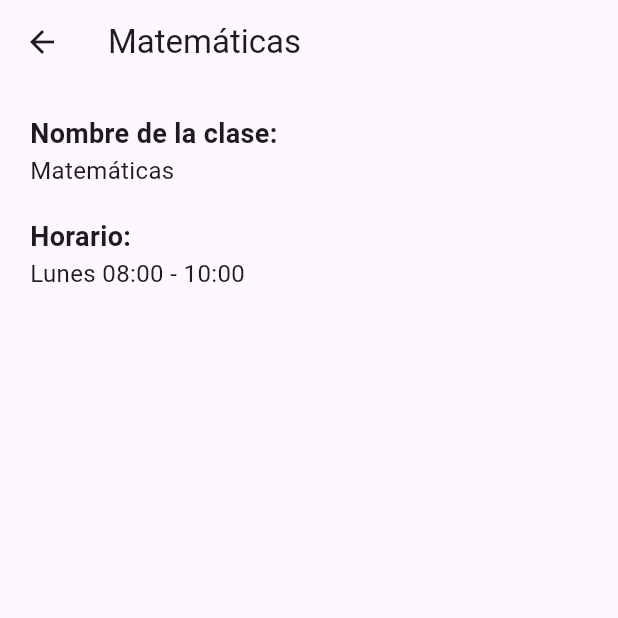
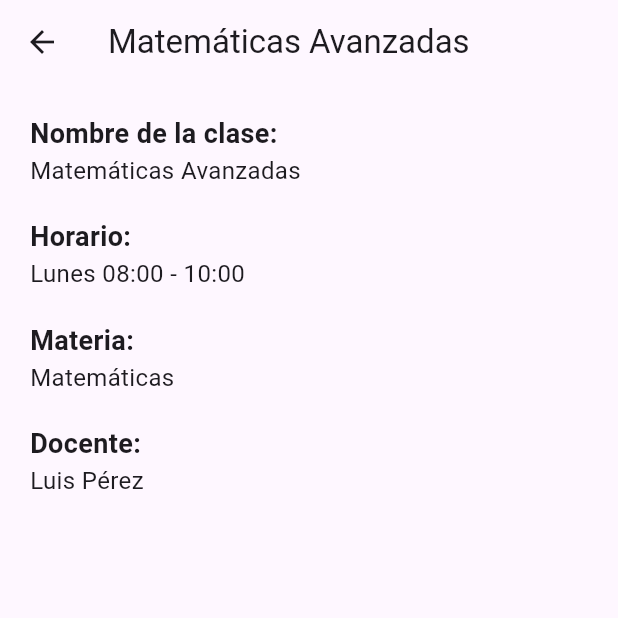
Before and after one commit to FredyNotAvailable/programacion_movil, a Flutter app: the screen it shows after launch, after a tap on the "arrow forward ios" icon, on a phone screen of 412 x 824 dp, the top half of it. Run offline on Flutter 3.47's test engine with Material 3 defaults, Android fonts, the light colour scheme and no system bars.

Commit message:
5Final
Final

```diff
--- a/Parcial 1/Evaluacion/tutor_connect/lib/main.dart
+++ b/Parcial 1/Evaluacion/tutor_connect/lib/main.dart
@@ -11,6 +11,7 @@ class TutorConnectApp extends StatelessWidget {
   @override
   Widget build(BuildContext context) {
     return MaterialApp(
+      debugShowCheckedModeBanner: false,
       title: 'TutorConnect',
       theme: ThemeData(
         primarySwatch: Colors.blue,
--- /dev/null
+++ b/Parcial 1/Evaluacion/tutor_connect/lib/models/clase.dart
@@ -0,0 +1,13 @@
+import 'materia.dart';
+
+class Clase {
+  final String nombre;
+  final String horario;
+  final Materia materia;
+
+  Clase({
+    required this.nombre,
+    required this.horario,
+    required this.materia,
+  });
+}
--- /dev/null
+++ b/Parcial 1/Evaluacion/tutor_connect/lib/models/docente.dart
@@ -0,0 +1,5 @@
+class Docente {
+  final String nombre;
+
+  Docente({required this.nombre});
+}
--- /dev/null
+++ b/Parcial 1/Evaluacion/tutor_connect/lib/models/materia.dart
@@ -0,0 +1,8 @@
+import 'docente.dart';
+
+class Materia {
+  final String nombre;
+  final Docente docente;
+
+  Materia({required this.nombre, required this.docente});
+}
--- a/Parcial 1/Evaluacion/tutor_connect/lib/models/tutoria.dart
+++ b/Parcial 1/Evaluacion/tutor_connect/lib/models/tutoria.dart
@@ -1,7 +1,14 @@
+import 'package:tutor_connect/models/materia.dart';
+import 'package:tutor_connect/models/docente.dart';
+
 class Tutoria {
-  final String materia;
-  final String docente;
+  final Materia materia;
+  final Docente docente;
   final DateTime fecha;
 
-  Tutoria({required this.materia, required this.docente, required this.fecha});
+  Tutoria({
+    required this.materia,
+    required this.docente,
+    required this.fecha,
+  });
 }
--- a/Parcial 1/Evaluacion/tutor_connect/lib/screens/agregar_clase_screen.dart
+++ b/Parcial 1/Evaluacion/tutor_connect/lib/screens/agregar_clase_screen.dart
@@ -1,9 +1,15 @@
 import 'package:flutter/material.dart';
+import '../models/materia.dart';  // Ajusta la ruta según tu proyecto
 
 class AgregarClaseScreen extends StatefulWidget {
-  final Function(String, String) onAgregar;
+  final Function(String nombreClase, String horario, Materia materia) onAgregar;
+  final List<Materia> materiasDisponibles;
 
-  const AgregarClaseScreen({super.key, required this.onAgregar});
+  const AgregarClaseScreen({
+    super.key,
+    required this.onAgregar,
+    required this.materiasDisponibles,
+  });
 
   @override
   State<AgregarClaseScreen> createState() => _AgregarClaseScreenState();
@@ -14,9 +20,21 @@ class _AgregarClaseScreenState extends State<AgregarClaseScreen> {
   final TextEditingController _nombreController = TextEditingController();
   final TextEditingController _horarioController = TextEditingController();
 
+  Materia? _materiaSeleccionada;
+
   void _submit() {
     if (_formKey.currentState!.validate()) {
-      widget.onAgregar(_nombreController.text, _horarioController.text);
+      if (_materiaSeleccionada == null) {
+        ScaffoldMessenger.of(context).showSnackBar(
+          const SnackBar(content: Text('Por favor selecciona una materia')),
+        );
+        return;
+      }
+      widget.onAgregar(
+        _nombreController.text,
+        _horarioController.text,
+        _materiaSeleccionada!,
+      );
       Navigator.pop(context);
     }
   }
@@ -40,9 +58,30 @@ class _AgregarClaseScreenState extends State<AgregarClaseScreen> {
           key: _formKey,
           child: Column(
             children: [
+              DropdownButtonFormField<Materia>(
+                decoration: const InputDecoration(
+                  labelText: 'Materia',
+                  border: OutlineInputBorder(),
+                ),
+                items: widget.materiasDisponibles.map((materia) {
+                  return DropdownMenuItem<Materia>(
+                    value: materia,
+                    child: Text(materia.nombre),
+                  );
+                }).toList(),
+                onChanged: (Materia? value) {
+                  setState(() {
+                    _materiaSeleccionada = value;
+                  });
+                },
+                validator: (value) =>
+                    value == null ? 'Por favor selecciona una materia' : null,
+              ),
+              const SizedBox(height: 16),
               TextFormField(
                 controller: _nombreController,
-                decoration: const InputDecoration(labelText: 'Nombre de la clase'),
+                decoration:
+                    const InputDecoration(labelText: 'Nombre de la clase'),
                 validator: (value) {
                   if (value == null || value.isEmpty) {
                     return 'Por favor ingresa el nombre de la clase';
@@ -50,6 +89,7 @@ class _AgregarClaseScreenState extends State<AgregarClaseScreen> {
                   return null;
                 },
               ),
+              const SizedBox(height: 16),
               TextFormField(
                 controller: _horarioController,
                 decoration: const InputDecoration(labelText: 'Horario'),
--- a/Parcial 1/Evaluacion/tutor_connect/lib/screens/clase_detail_screen.dart
+++ b/Parcial 1/Evaluacion/tutor_connect/lib/screens/clase_detail_screen.dart
@@ -1,17 +1,16 @@
 import 'package:flutter/material.dart';
-
+import '../models/clase.dart';  // Ajusta la ruta según tu estructura
 
 class ClaseDetailScreen extends StatelessWidget {
-  final String nombre;
-  final String horario;
+  final Clase clase;
 
-  const ClaseDetailScreen({super.key, required this.nombre, required this.horario});
+  const ClaseDetailScreen({super.key, required this.clase});
 
   @override
   Widget build(BuildContext context) {
     return Scaffold(
       appBar: AppBar(
-        title: Text(nombre),
+        title: Text(clase.nombre),
       ),
       body: Padding(
         padding: const EdgeInsets.all(20),
@@ -22,14 +21,25 @@ class ClaseDetailScreen extends StatelessWidget {
               'Nombre de la clase:',
               style: TextStyle(fontWeight: FontWeight.bold, fontSize: 18),
             ),
-            Text(nombre, style: const TextStyle(fontSize: 16)),
+            Text(clase.nombre, style: const TextStyle(fontSize: 16)),
             const SizedBox(height: 20),
             Text(
               'Horario:',
               style: TextStyle(fontWeight: FontWeight.bold, fontSize: 18),
             ),
-            Text(horario, style: const TextStyle(fontSize: 16)),
-            // Aquí puedes agregar más detalles después
+            Text(clase.horario, style: const TextStyle(fontSize: 16)),
+            const SizedBox(height: 20),
+            Text(
+              'Materia:',
+              style: TextStyle(fontWeight: FontWeight.bold, fontSize: 18),
+            ),
+            Text(clase.materia.nombre, style: const TextStyle(fontSize: 16)),
+            const SizedBox(height: 20),
+            Text(
+              'Docente:',
+              style: TextStyle(fontWeight: FontWeight.bold, fontSize: 18),
+            ),
+            Text(clase.materia.docente.nombre, style: const TextStyle(fontSize: 16)),
           ],
         ),
       ),
--- a/Parcial 1/Evaluacion/tutor_connect/lib/screens/clase_list_screen.dart
+++ b/Parcial 1/Evaluacion/tutor_connect/lib/screens/clase_list_screen.dart
@@ -1,7 +1,9 @@
 import 'package:flutter/material.dart';
-import 'agregar_clase_screen.dart'; // Asegúrate de tener este archivo creado
-import 'clase_detail_screen.dart'; // Para ver detalles de clase
-
+import 'agregar_clase_screen.dart';
+import 'clase_detail_screen.dart';
+import '../models/clase.dart';      // Ajusta la ruta
+import '../models/materia.dart';   // Ajusta la ruta
+import '../models/docente.dart';   // Ajusta la ruta
 
 class ClaseListScreen extends StatefulWidget {
   const ClaseListScreen({super.key});
@@ -11,24 +13,65 @@ class ClaseListScreen extends StatefulWidget {
 }
 
 class _ClaseListScreenState extends State<ClaseListScreen> {
-  // Lista que guarda las clases
-  final List<Map<String, String>> clases = [
-    {'nombre': 'Matemáticas', 'horario': 'Lunes 08:00 - 10:00'},
-    {'nombre': 'Física', 'horario': 'Miércoles 14:00 - 16:00'},
+  // Simulamos algunas materias y docentes disponibles
+  final List<Materia> materiasDisponibles = [
+    Materia(nombre: 'Matemáticas', docente: Docente(nombre: 'Luis Pérez')),
+    Materia(nombre: 'Física', docente: Docente(nombre: 'Ana Torres')),
   ];
 
-  // Esta función agrega una nueva clase
-  void _agregarClase(String nombre, String horario) {
+  // Lista que guarda las clases con sus materias asociadas
+  final List<Clase> clases = [
+    Clase(
+      nombre: 'Matemáticas Avanzadas',
+      horario: 'Lunes 08:00 - 10:00',
+      materia: Materia(nombre: 'Matemáticas', docente: Docente(nombre: 'Luis Pérez')),
+    ),
+    Clase(
+      nombre: 'Física Experimental',
+      horario: 'Miércoles 14:00 - 16:00',
+      materia: Materia(nombre: 'Física', docente: Docente(nombre: 'Ana Torres')),
+    ),
+  ];
+
+  void _agregarClase(String nombre, String horario, Materia materia) {
     setState(() {
-      clases.add({'nombre': nombre, 'horario': horario});
+      clases.add(Clase(nombre: nombre, horario: horario, materia: materia));
     });
+  }
+
+  void _eliminarClase(int index) {
+    showDialog(
+      context: context,
+      builder: (context) => AlertDialog(
+        title: const Text('Confirmar eliminación'),
+        content: const Text('¿Estás seguro de eliminar esta clase?'),
+        actions: [
+          TextButton(
+            child: const Text('Cancelar'),
+            onPressed: () => Navigator.pop(context),
+          ),
+          TextButton(
+            child: const Text('Eliminar'),
+            onPressed: () {
+              setState(() {
+                clases.removeAt(index);
+              });
+              Navigator.pop(context);
+            },
+          ),
+        ],
+      ),
+    );
   }
 
   void _abrirAgregarClase() {
     Navigator.push(
       context,
       MaterialPageRoute(
-        builder: (context) => AgregarClaseScreen(onAgregar: _agregarClase),
+        builder: (context) => AgregarClaseScreen(
+          materiasDisponibles: materiasDisponibles,
+          onAgregar: _agregarClase,
+        ),
       ),
     );
   }
@@ -52,21 +95,27 @@ class _ClaseListScreenState extends State<ClaseListScreen> {
           return Card(
             margin: const EdgeInsets.all(10),
             child: ListTile(
-              title: Text(clase['nombre']!),
-              subtitle: Text(clase['horario']!),
-              trailing: IconButton(
+              title: Text(clase.nombre),
+              subtitle: Text('${clase.horario} - Materia: ${clase.materia.nombre}'),
+              trailing: Row(
+                mainAxisSize: MainAxisSize.min,
+                children: [
+                  IconButton(
                     icon: const Icon(Icons.arrow_forward_ios),
                     onPressed: () {
                       Navigator.push(
                         context,
                         MaterialPageRoute(
-                      builder: (context) => ClaseDetailScreen(
-                        nombre: clase['nombre']!,
-                        horario: clase['horario']!,
-                      ),
+                          builder: (context) => ClaseDetailScreen(clase: clase),
                         ),
                       );
                     },
+                  ),
+                  IconButton(
+                    icon: const Icon(Icons.delete, color: Colors.red),
+                    onPressed: () => _eliminarClase(index),
+                  ),
+                ],
               ),
             ),
           );
```
Also changed, not shown: Parcial 1/Evaluacion/tutor_connect/lib/screens/tutoria_add_screen.dart (+61 -49 lines), Parcial 1/Evaluacion/tutor_connect/lib/screens/tutoria_detail_screen.dart (added, +35 -0 lines), Parcial 1/Evaluacion/tutor_connect/lib/screens/tutoria_list_screen.dart (+51 -2 lines). Lines whose indentation alone changed are shown as unchanged.
